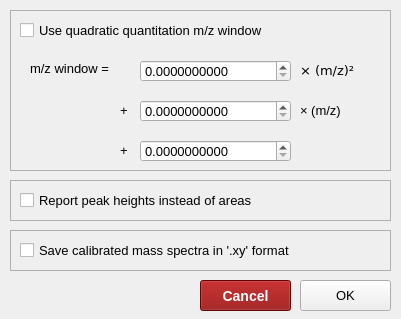
First picture: the form in sweet_suite/gui/qtdesigner_files/gui_advanced_settings.ui, repository stainawarijar/SweetSuite, before the edit.
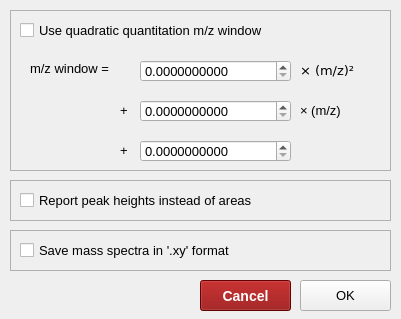
Second picture: the form after the edit.

Commit message: Adjust checkbox description

Diff of the .ui file:
```diff
--- a/sweet_suite/gui/qtdesigner_files/gui_advanced_settings.ui
+++ b/sweet_suite/gui/qtdesigner_files/gui_advanced_settings.ui
@@ -236,7 +236,7 @@
      </rect>
     </property>
     <property name="text">
-     <string>Save calibrated mass spectra in '.xy' format</string>
+     <string>Save mass spectra in '.xy' format</string>
     </property>
    </widget>
   </widget>
```
The commit also changes 1 other file.
